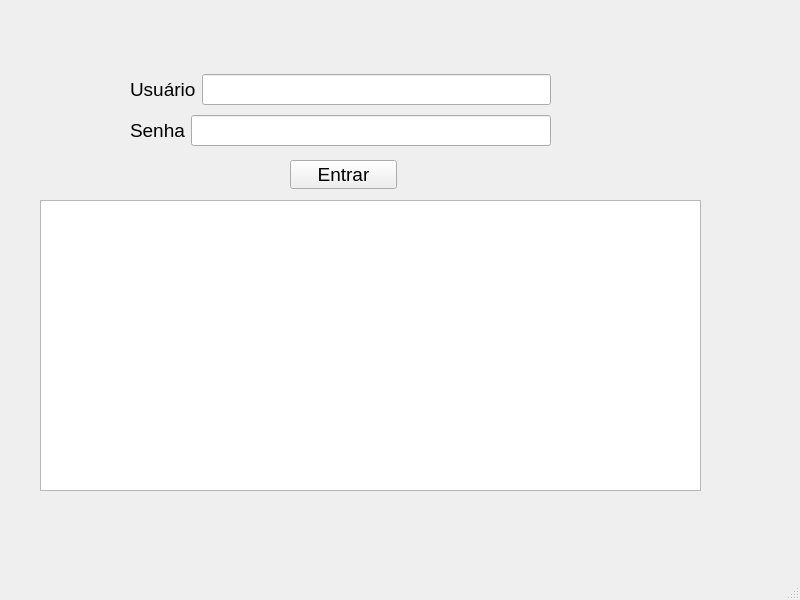
Old version of the form mainwindow.ui in the repository W-F-S/trabalho_02-TPII.
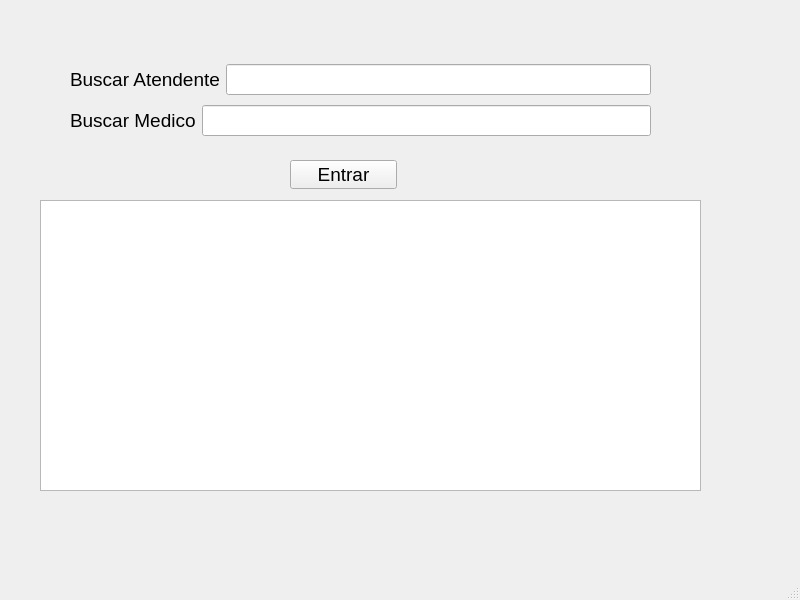
New version of the form.

What changed in the file:
```diff
--- a/mainwindow.ui
+++ b/mainwindow.ui
@@ -45,38 +45,38 @@
    <widget class="QWidget" name="">
     <property name="geometry">
      <rect>
-      <x>130</x>
-      <y>70</y>
-      <width>421</width>
+      <x>70</x>
+      <y>60</y>
+      <width>581</width>
       <height>81</height>
      </rect>
     </property>
     <layout class="QVBoxLayout" name="verticalLayout">
      <item>
-      <layout class="QHBoxLayout" name="horizontalLayout">
+      <layout class="QHBoxLayout" name="horizontalLayout_2">
        <item>
         <widget class="QLabel" name="label">
          <property name="text">
-          <string>Usuário</string>
+          <string>Buscar Atendente</string>
          </property>
         </widget>
        </item>
        <item>
-        <widget class="QLineEdit" name="lineEditUsuario"/>
+        <widget class="QLineEdit" name="lineEditUsuarioAtendente"/>
        </item>
       </layout>
      </item>
      <item>
-      <layout class="QHBoxLayout" name="horizontalLayout_2">
+      <layout class="QHBoxLayout" name="horizontalLayout">
        <item>
         <widget class="QLabel" name="label_2">
          <property name="text">
-          <string>Senha</string>
+          <string>Buscar Medico</string>
          </property>
         </widget>
        </item>
        <item>
-        <widget class="QLineEdit" name="lineEditSenha"/>
+        <widget class="QLineEdit" name="lineEditUsuarioMedico"/>
        </item>
       </layout>
      </item>
```
